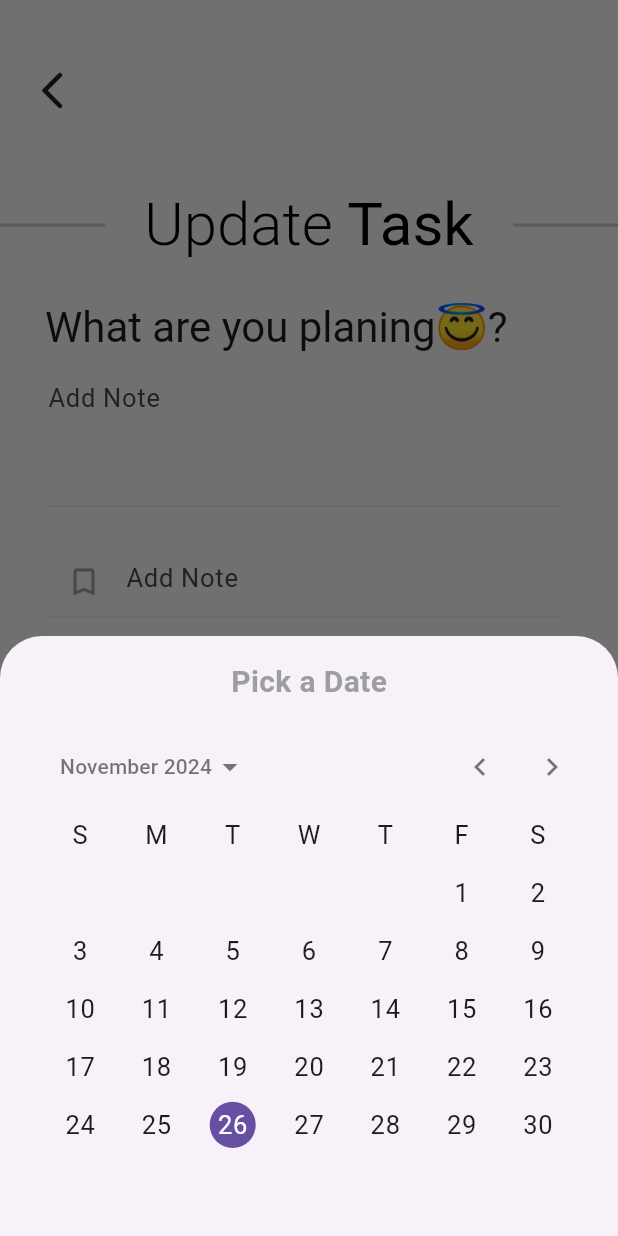
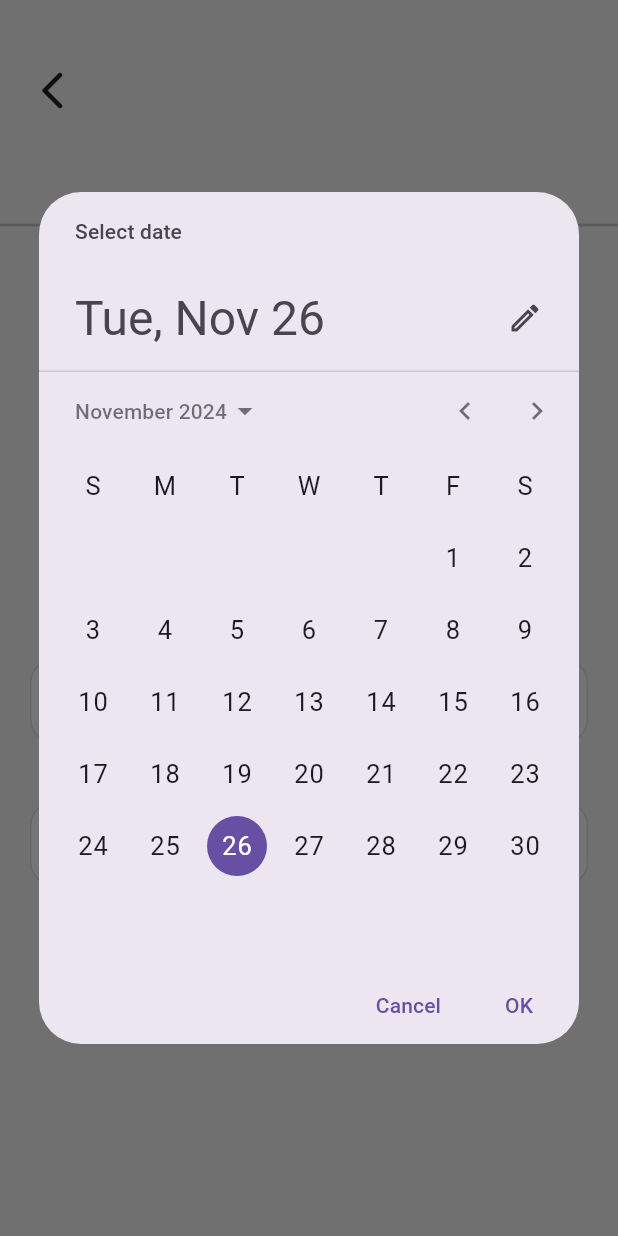
Before and after one commit to Ikwame91/advanced_task_app, a Flutter app: the TasksView screen opened directly, after a tap on "Date", on a phone screen of 412 x 824 dp. Run offline on Flutter 3.47's test engine with Material 3 defaults, Android fonts, the phone set to English and light mode, and no system bars; our stand-ins replace animate_do, flutter_slider_drawer, hive, hive_flutter, lottie; missing offline and left inert: ftoast, panara_dialogs; accounts and stored records are empty.

Commit message:
temporal fix

```diff
--- a/lib/data/hive_data_store.dart
+++ b/lib/data/hive_data_store.dart
@@ -1,4 +1,3 @@
-
 import 'package:flutter/foundation.dart';
 import 'package:hive_flutter/adapters.dart';
 
@@ -31,4 +30,9 @@ class HiveDataStore {
   ValueListenable<Box<Task>> listenToTask() {
     return box.listenable();
   }
+
+  List<Task> getSortedTasks(Box<Task> box) {
+    return box.values.toList()
+      ..sort((a, b) => b.createdAtDate.compareTo(a.createdAtDate));
+  }
 }
--- /dev/null
+++ b/lib/utils/date_utils.dart
@@ -0,0 +1,6 @@
+import 'package:intl/intl.dart';
+
+class DateTimeUtils {
+  static String formatTime(DateTime time) => DateFormat('hh:mm a').format(time);
+  static String formatDate(DateTime date) => DateFormat.yMMMEd().format(date);
+}
--- a/lib/views/tasks/components/top_text.dart
+++ b/lib/views/tasks/components/top_text.dart
@@ -15,13 +15,8 @@ class TopText extends StatelessWidget {
   @override
   Widget build(BuildContext context) {
     var textTheme = Theme.of(context).textTheme;
-    bool isTasklreadyExists() {
-      if (taskControllerForTitle?.text == null) {
-        return true;
-      } else {
-        return false;
-      }
-    }
+    final bool taskExists =
+        (task != null) && (taskControllerForTitle?.text.isNotEmpty ?? false);
 
     return SizedBox(
       width: double.infinity,
@@ -38,7 +33,7 @@ class TopText extends StatelessWidget {
           ),
           RichText(
             text: TextSpan(
-                text: isTasklreadyExists()
+                text: taskExists
                     ? MyString.updateCurrentTask
                     : MyString.addNewTask,
                 style: textTheme.headlineSmall,
--- a/lib/views/tasks/tasks_view.dart
+++ b/lib/views/tasks/tasks_view.dart
@@ -2,6 +2,7 @@ import 'package:advanced_taskapp/main.dart';
 import 'package:advanced_taskapp/models/task.dart';
 import 'package:advanced_taskapp/utils/colors.dart';
 import 'package:advanced_taskapp/utils/constants.dart';
+import 'package:advanced_taskapp/utils/date_utils.dart';
 import 'package:advanced_taskapp/utils/strings.dart';
 import 'package:advanced_taskapp/views/tasks/components/date_time_select.dart';
 import 'package:advanced_taskapp/views/tasks/components/top_text.dart';
@@ -40,18 +41,12 @@ class _TasksViewState extends State<TasksView> {
 
   /// Show Selected Time as String Format
   String showTime(DateTime? time) {
-    if (widget.task?.createdAtTime == null) {
-      if (time == null) {
-        return DateFormat('hh:mm a').format(DateTime.now());
-      } else {
-        return DateFormat('hh:mm a').format(time);
+    return DateTimeUtils.formatTime(time ?? DateTime.now());
   }
-    } else {
-      // If task's time exists, format and return it
-      return DateFormat('hh:mm a')
-          .format(widget.task!.createdAtTime)
-          .toString();
-    }
+
+  /// Show Selected Date as String Format
+  String showDate(DateTime? date) {
+    return DateTimeUtils.formatDate(date ?? DateTime.now());
   }
 
   /// Show Selected Time as DateTime Format
@@ -60,19 +55,6 @@ class _TasksViewState extends State<TasksView> {
       return time ?? DateTime.now();
     } else {
       return widget.task!.createdAtTime;
-    }
-  }
-
-  /// Show Selected Date as String Format
-  String showDate(DateTime? date) {
-    if (widget.task?.createdAtDate == null) {
-      if (date == null) {
-        return DateFormat.yMMMEd().format(DateTime.now());
-      } else {
-        return DateFormat.yMMMEd().format(date);
-      }
-    } else {
-      return DateFormat.yMMMEd().format(widget.task!.createdAtDate);
     }
   }
 
@@ -200,114 +182,76 @@ class _TasksViewState extends State<TasksView> {
                           subTitle = inputSubTitle;
                         },
                       ),
-
                       DateTimeSelection(
                         title: MyString.timeString,
                         time: showTime(time),
                         onTap: () async {
-                          TimeOfDay initialTime =
-                              TimeOfDay.fromDateTime(showTimeAsDateTime(time));
-
-                          TimeOfDay? selectedTime =
-                              await showModalBottomSheet<TimeOfDay>(
+                          TimeOfDay? selectedTime = await showTimePicker(
                             context: context,
-                            builder: (_) => SizedBox(
-                              height: 400,
-                              child: TimePickerDialog(initialTime: initialTime),
-                            ),
+                            initialTime:
+                                TimeOfDay.fromDateTime(time ?? DateTime.now()),
                           );
 
                           if (selectedTime != null) {
                             setState(() {
-                              if (widget.task?.createdAtTime == null) {
-                                time = time = DateTime(
-                                  date?.year ??
-                                      DateTime.now()
-                                          .year, // Use the selected date if available
+                              time = DateTime(
+                                date?.year ?? DateTime.now().year,
                                 date?.month ?? DateTime.now().month,
                                 date?.day ?? DateTime.now().day,
                                 selectedTime.hour,
                                 selectedTime.minute,
                               );
-                              } else {
-                                widget.task!.createdAtTime = DateTime(
-                                  date?.year ?? widget.task!.createdAtDate.year,
-                                  date?.month ??
-                                      widget.task!.createdAtDate.month,
-                                  date?.day ?? widget.task!.createdAtDate.day,
-                                  selectedTime.hour,
-                                  selectedTime.minute,
-                                );
-                              }
                             });
                           }
-
-                          FocusManager.instance.primaryFocus?.unfocus();
                         },
                       ),
 
                       DateTimeSelection(
-                        isTime: true,
                         title: MyString.dateString,
                         time: showDate(date),
                         onTap: () async {
-                          DateTime initialDate = showDateAsDateTime(date);
-
-                          DateTime? selectedDate =
-                              await showModalBottomSheet<DateTime>(
+                          DateTime? selectedDate = await showDatePicker(
                             context: context,
-                            builder: (_) {
-                              return Container(
-                                padding: const EdgeInsets.all(16),
-                                height: 400,
-                                child: Column(
-                                  children: [
-                                    const Text(
-                                      "Pick a Date",
-                                      style: TextStyle(
-                                        fontSize: 20,
-                                        fontWeight: FontWeight.bold,
-                                      ),
-                                    ),
-                                    const SizedBox(height: 16),
-                                    Expanded(
-                                      child: CalendarDatePicker(
-                                        initialDate: initialDate,
+                            initialDate: date ?? DateTime.now(),
                             firstDate: DateTime(2000),
                             lastDate: DateTime(2100),
-                                        onDateChanged: (selectedDate) {
-                                          Navigator.pop(
-                                            context,
-                                            selectedDate,
-                                          ); // Return selected date
-                                        },
-                                      ),
-                                    ),
-                                  ],
-                                ),
-                              );
-                            },
                           );
 
                           if (selectedDate != null) {
                             setState(() {
-                              if (widget.task?.createdAtDate == null) {
-                                date = selectedDate;
-                              } else {
-                                widget.task!.createdAtDate = DateTime(
+                              date = DateTime(
                                 selectedDate.year,
                                 selectedDate.month,
                                 selectedDate.day,
-                                  widget.task!.createdAtTime.hour,
-                                  widget.task!.createdAtTime.minute,
+                                time?.hour ?? DateTime.now().hour,
+                                time?.minute ?? DateTime.now().minute,
                               );
-                              }
                             });
                           }
-
-                          FocusManager.instance.primaryFocus?.unfocus();
                         },
                       ),
+                      // DateTimeSelection(
+                      //     title: MyString.dateString,
+                      //     time: showDate(date),
+                      //     onTap: () async {
+                      //       DateTime? selectedDate = await showDatePicker(
+                      //         context: context,
+                      //         initialDate: date ?? DateTime.now(),
+                      //         firstDate: DateTime(2000),
+                      //         lastDate: DateTime(2100),
+                      //       );
+                      //       if (selectedDate != null) {
+                      //         setState(() {
+                      //           date = DateTime(
+                      //             selectedDate.year,
+                      //             selectedDate.month,
+                      //             selectedDate.day,
+                      //             time?.hour ?? DateTime.now().hour,
+                      //             time?.minute ?? DateTime.now().minute,
+                      //           );
+                      //         });
+                      //       }
+                      //     }),
 
                       Row(
                         mainAxisAlignment: isTasklreadyExists()
```
Also changed, not shown: lib/views/home/home_view.dart (+13 -5 lines). Lines whose indentation alone changed are shown as unchanged.
